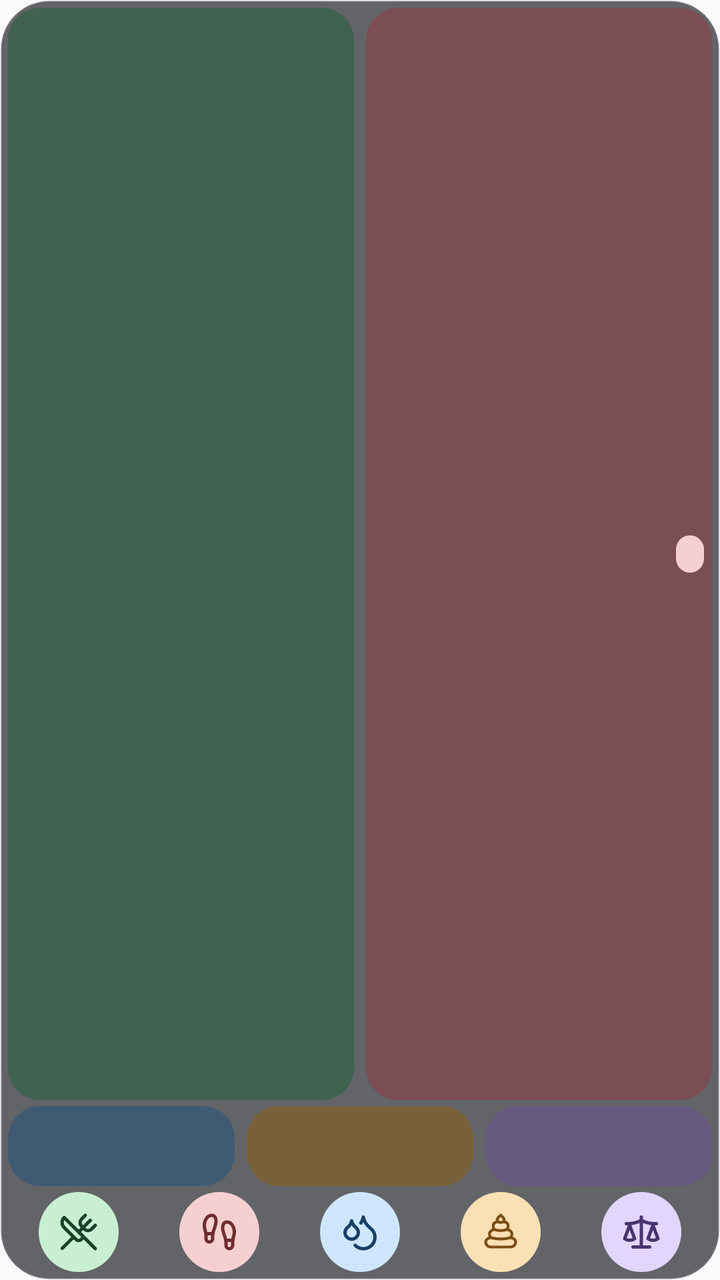
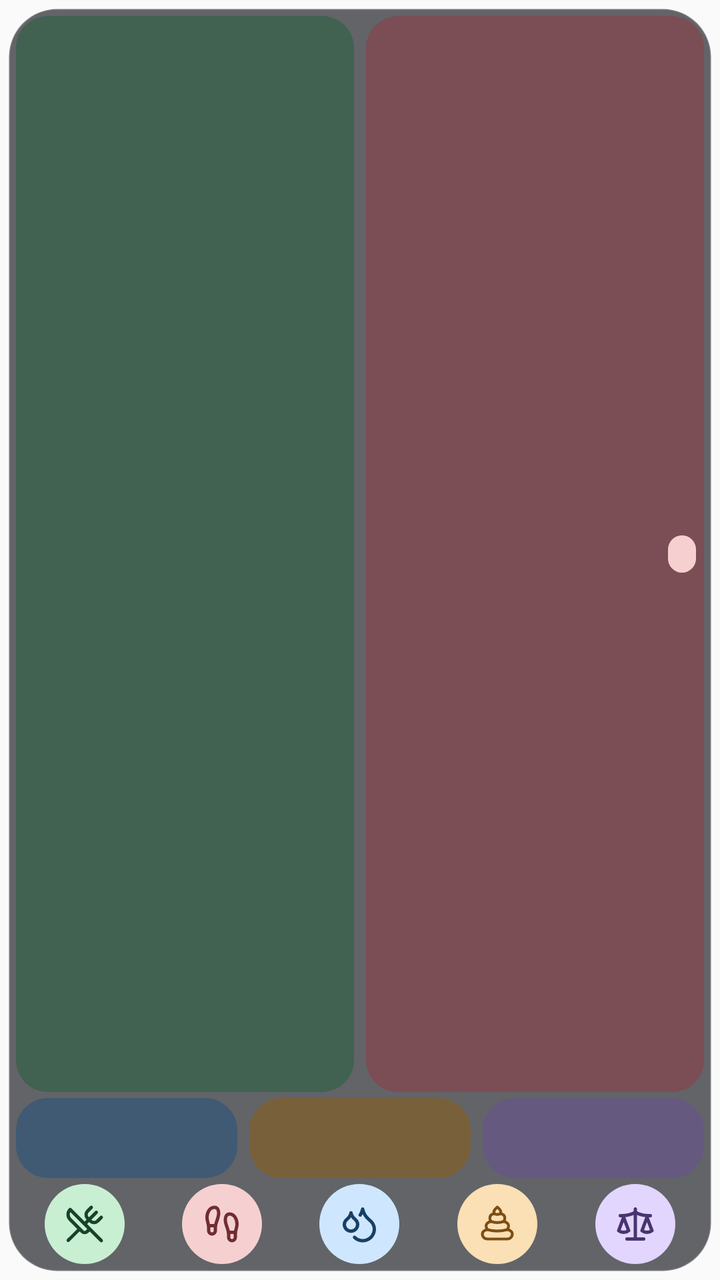

Screens rendered from an Android XML layout before and after an edit, with the pre-edit source and the edit as a unified diff.
<!-- AndroidManifest.xml: application theme AppTheme -->
<!-- res/layout/widget_medium_dark.xml -->
<?xml version="1.0" encoding="utf-8"?>
<LinearLayout xmlns:android="http://schemas.android.com/apk/res/android"
    android:id="@+id/widget_root"
    android:layout_width="match_parent"
    android:layout_height="match_parent"
    android:background="@drawable/widget_surface_dark"
    android:orientation="vertical"
    android:padding="4dp">

    
    <LinearLayout
        android:layout_width="match_parent"
        android:layout_height="0dp"
        android:layout_marginBottom="3dp"
        android:layout_weight="1"
        android:orientation="horizontal">

        <LinearLayout
            android:id="@+id/widget_intake_card"
            style="@style/WidgetCardRow"
            android:layout_width="0dp"
            android:layout_marginEnd="6dp"
            android:layout_weight="1"
            android:background="@drawable/widget_card_intake_dark">
            <TextView
                android:id="@+id/widget_intake_value"
                style="@style/WidgetValueRow"
                android:textColor="#E6F8EB" />
            <TextView
                    android:id="@+id/widget_intake_net"
                    style="@style/WidgetPill"
                    android:background="@drawable/widget_pill_surplus_dark"
                    android:textColor="#17432A"
                    android:visibility="gone" />
        </LinearLayout>

        <LinearLayout
            android:id="@+id/widget_burned_card"
            style="@style/WidgetCardRow"
            android:layout_width="0dp"
            android:layout_weight="1"
            android:background="@drawable/widget_card_burned_dark">
            <TextView
                android:id="@+id/widget_burned_value"
                style="@style/WidgetValueRow"
                android:textColor="#FBE9E9" />
            <TextView
                    android:id="@+id/widget_burned_net"
                    style="@style/WidgetPill"
                    android:background="@drawable/widget_pill_deficit_dark"
                    android:textColor="#702D32" />
        </LinearLayout>
    </LinearLayout>

    <LinearLayout
        android:layout_width="match_parent"
        android:layout_height="40dp"
        android:layout_marginBottom="3dp"
        android:orientation="horizontal">

        <LinearLayout
            android:id="@+id/widget_carbs_card"
            style="@style/WidgetMacro"
            android:layout_marginEnd="6dp"
            android:background="@drawable/widget_card_carbs_dark">
            <TextView
                android:id="@+id/widget_carbs_value"
                style="@style/WidgetMacroValueCompact"
                android:textColor="#E3F1FF" />
        </LinearLayout>

        <LinearLayout
            android:id="@+id/widget_protein_card"
            style="@style/WidgetMacro"
            android:layout_marginEnd="6dp"
            android:background="@drawable/widget_card_protein_dark">
            <TextView
                android:id="@+id/widget_protein_value"
                style="@style/WidgetMacroValueCompact"
                android:textColor="#FFF1D9" />
        </LinearLayout>

        <LinearLayout
            android:id="@+id/widget_fat_card"
            style="@style/WidgetMacro"
            android:background="@drawable/widget_card_fat_dark">
            <TextView
                android:id="@+id/widget_fat_value"
                style="@style/WidgetMacroValueCompact"
                android:textColor="#F1EAFF" />
        </LinearLayout>
    </LinearLayout>

    <include layout="@layout/widget_actions_five_compact" />
</LinearLayout>
<!-- res/layout/widget_actions_five_compact.xml (included above) -->
<?xml version="1.0" encoding="utf-8"?>
<LinearLayout xmlns:android="http://schemas.android.com/apk/res/android" android:layout_width="match_parent" android:layout_height="40dp" android:orientation="horizontal" android:gravity="center">
    <ImageButton android:id="@+id/widget_food" style="@style/WidgetActionCompact"
        android:src="@drawable/widget_food_icon" android:contentDescription="@string/widget_food" />
    <ImageButton android:id="@+id/widget_movement" style="@style/WidgetActionCompact"
        android:src="@drawable/widget_movement_icon" android:contentDescription="@string/widget_movement" />
    <ImageButton android:id="@+id/widget_water" style="@style/WidgetActionCompact"
        android:src="@drawable/widget_water_icon" android:contentDescription="@string/widget_water" />
    <ImageButton android:id="@+id/widget_poop" style="@style/WidgetActionCompact"
        android:src="@drawable/widget_poop_icon" android:contentDescription="@string/widget_poop" />
    <ImageButton android:id="@+id/widget_weight" style="@style/WidgetActionCompact"
        android:src="@drawable/widget_weight_icon" android:contentDescription="@string/widget_weight" />
    <ImageButton android:id="@+id/widget_custom" style="@style/WidgetActionCompact" android:visibility="gone"
        android:src="@drawable/widget_custom_icon" android:contentDescription="@string/widget_custom" />
</LinearLayout>
<!-- resources referenced by this layout -->
<resources>
  <!-- drawable widget_card_burned_dark (drawable) -->
  <?xml version="1.0" encoding="utf-8"?>
  <shape xmlns:android="http://schemas.android.com/apk/res/android" android:shape="rectangle">
      <solid android:color="#9E8A4249" />
      <corners android:radius="16dp" />
  </shape>
  <!-- drawable widget_card_carbs_dark (drawable) -->
  <?xml version="1.0" encoding="utf-8"?>
  <shape xmlns:android="http://schemas.android.com/apk/res/android" android:shape="rectangle">
      <solid android:color="#9E2C557D" />
      <corners android:radius="16dp" />
  </shape>
  <!-- drawable widget_card_fat_dark (drawable) -->
  <?xml version="1.0" encoding="utf-8"?>
  <shape xmlns:android="http://schemas.android.com/apk/res/android" android:shape="rectangle">
      <solid android:color="#9E6A5390" />
      <corners android:radius="16dp" />
  </shape>
  <!-- drawable widget_card_intake_dark (drawable) -->
  <?xml version="1.0" encoding="utf-8"?>
  <shape xmlns:android="http://schemas.android.com/apk/res/android" android:shape="rectangle">
      <solid android:color="#9E2E6045" />
      <corners android:radius="16dp" />
  </shape>
  <!-- drawable widget_card_protein_dark (drawable) -->
  <?xml version="1.0" encoding="utf-8"?>
  <shape xmlns:android="http://schemas.android.com/apk/res/android" android:shape="rectangle">
      <solid android:color="#9E87601F" />
      <corners android:radius="16dp" />
  </shape>
  <!-- drawable widget_pill_deficit_dark (drawable) -->
  <?xml version="1.0" encoding="utf-8"?>
  <shape xmlns:android="http://schemas.android.com/apk/res/android" android:shape="rectangle">
      <solid android:color="#F6D0D0" />
      <corners android:radius="12dp" />
  </shape>
  <!-- drawable widget_pill_surplus_dark (drawable) -->
  <?xml version="1.0" encoding="utf-8"?>
  <shape xmlns:android="http://schemas.android.com/apk/res/android" android:shape="rectangle">
      <solid android:color="#C9EFD3" />
      <corners android:radius="12dp" />
  </shape>
  <!-- drawable widget_surface_dark (drawable) -->
  <?xml version="1.0" encoding="utf-8"?>
  <shape xmlns:android="http://schemas.android.com/apk/res/android" android:shape="rectangle">
      <solid android:color="#A612151B" />
      <stroke android:width="1dp" android:color="#26FFFFFF" />
      <corners android:radius="24dp" />
  </shape>
  <string name="widget_custom">Custom</string>
  <string name="widget_food">Food</string>
  <string name="widget_movement">Movement</string>
  <string name="widget_poop">Poop</string>
  <string name="widget_water">Water</string>
  <string name="widget_weight">Weight</string>
  <style name="WidgetActionCompact" parent="WidgetAction">
          <item name="android:layout_height">40dp</item>
      </style>
  <style name="WidgetCardRow" parent="WidgetCard">
          <item name="android:layout_height">match_parent</item>
          <item name="android:gravity">center_vertical</item>
          <item name="android:orientation">horizontal</item>
          <item name="android:padding">4dp</item>
      </style>
  <style name="WidgetMacroValueCompact" parent="WidgetMacroValue">
          <item name="android:textSize">12sp</item>
      </style>
  <style name="AppTheme" parent="Theme.AppCompat.Light.DarkActionBar">
          
          <item name="colorPrimary">@color/colorPrimary</item>
          <item name="colorPrimaryDark">@color/colorPrimaryDark</item>
          <item name="colorAccent">@color/colorAccent</item>
      </style>
  <style name="WidgetCard">
          <item name="android:layout_height">match_parent</item>
          <item name="android:orientation">vertical</item>
          <item name="android:padding">9dp</item>
      </style>
  <!-- drawable widget_ripple (drawable) -->
  <?xml version="1.0" encoding="utf-8"?>
  <ripple xmlns:android="http://schemas.android.com/apk/res/android" android:color="#24000000"><item android:id="@android:id/mask"><shape android:shape="oval"><solid android:color="#FFFFFF" /></shape></item></ripple>
  <!-- unchanged entries left out for length: 11 -->
</resources>

<!-- the commit's change to res/layout/widget_medium_dark.xml (unified diff, before → after) -->
@@ -1,5 +1,11 @@
 <?xml version="1.0" encoding="utf-8"?>
-<LinearLayout xmlns:android="http://schemas.android.com/apk/res/android"
+<FrameLayout xmlns:android="http://schemas.android.com/apk/res/android"
+    android:layout_width="match_parent"
+    android:layout_height="match_parent"
+    android:clipChildren="false"
+    android:clipToPadding="false"
+    android:padding="4dp">
+<LinearLayout
     android:id="@+id/widget_root"
     android:layout_width="match_parent"
     android:layout_height="match_parent"
@@ -93,6 +99,7 @@
 
     <include layout="@layout/widget_actions_five_compact" />
 </LinearLayout>
+</FrameLayout>
 <!-- res/layout/widget_actions_five_compact.xml (included above) -->
 <?xml version="1.0" encoding="utf-8"?>
 <LinearLayout xmlns:android="http://schemas.android.com/apk/res/android" android:layout_width="match_parent" android:layout_height="40dp" android:orientation="horizontal" android:gravity="center">
